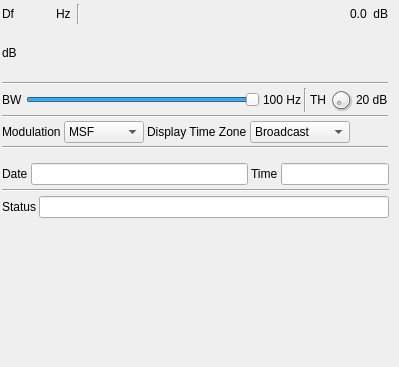
The window that plugins/channelrx/radioclock/radioclockgui.ui (f4exb/sdrangel) describes before a commit, drawn with Qt 5; both pictures show x 0 to 399 and y 0 to 367 of the 399 by 600 pixel window.
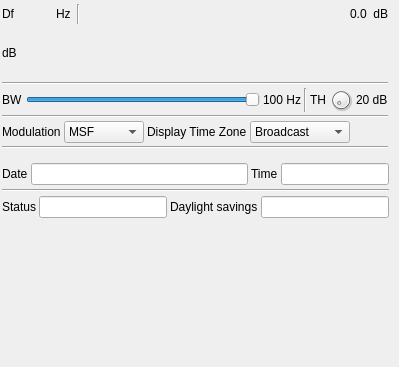
The same window after the commit. Custom widgets are drawn as their Qt base class.

Commit message: Radio Clock: Add support for WWVB and display daylight savings

```diff
--- a/plugins/channelrx/radioclock/radioclockgui.ui
+++ b/plugins/channelrx/radioclock/radioclockgui.ui
@@ -554,6 +554,32 @@
         </property>
        </widget>
       </item>
+      <item>
+       <widget class="QLabel" name="dstLabel">
+        <property name="text">
+         <string>Daylight savings</string>
+        </property>
+       </widget>
+      </item>
+      <item>
+       <widget class="QLineEdit" name="dst">
+        <property name="minimumSize">
+         <size>
+          <width>100</width>
+          <height>0</height>
+         </size>
+        </property>
+        <property name="toolTip">
+         <string>Demodulator status</string>
+        </property>
+        <property name="text">
+         <string/>
+        </property>
+        <property name="readOnly">
+         <bool>true</bool>
+        </property>
+       </widget>
+      </item>
      </layout>
     </item>
    </layout>
```
Left out of the diff: 5 changed lines with no effect on the pictures. The commit also changes 3 other files.
